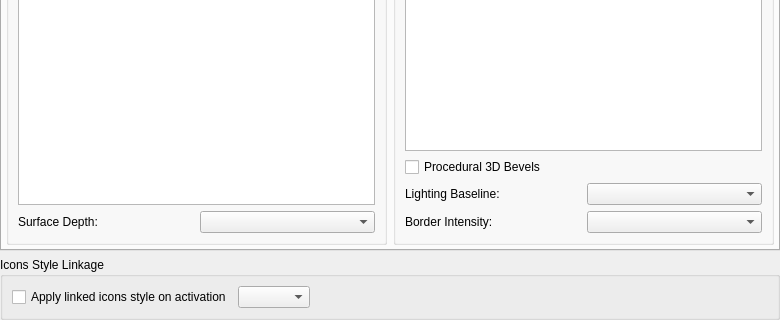
Before: the Qt Designer form librecad/src/ui/dialogs/settings/options_widget/pages/lc_settings_page_skin_palette.ui in sand1024/LibreCAD, drawn with Qt 5; both pictures show x 0 to 780 and y 280 to 600 of the 780 by 600 pixel window.
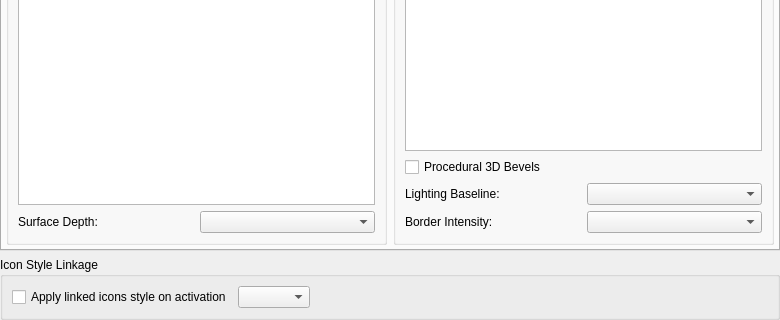
After: the same form once the commit is applied. Icons and pictures are not drawn.

Patch:
```diff
--- a/librecad/src/ui/dialogs/settings/options_widget/pages/lc_settings_page_skin_palette.ui
+++ b/librecad/src/ui/dialogs/settings/options_widget/pages/lc_settings_page_skin_palette.ui
@@ -304,7 +304,7 @@
    <item>
     <widget class="QGroupBox" name="gbIconsLink">
      <property name="title">
-      <string>Icons Style Linkage</string>
+      <string>Icon Style Linkage</string>
      </property>
      <layout class="QHBoxLayout" name="horizontalLayout_iconsLink">
       <item>
```
